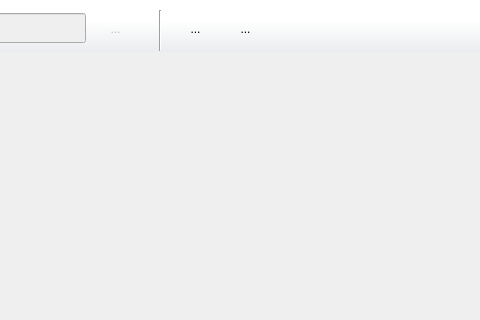
Old version of the form DrillPluginInformationReader/Source/MainModule/drillplugininformationreader.ui in the repository DrillUp/DrillPluginInformationReader; both pictures show x 185 to 665 and y 0 to 320 of the 1080 by 660 pixel window.
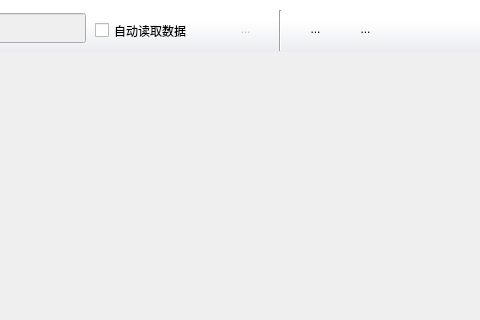
New version of the form. Icons and pictures are not drawn.

The edit to the form file:
```diff
--- a/DrillPluginInformationReader/Source/MainModule/drillplugininformationreader.ui
+++ b/DrillPluginInformationReader/Source/MainModule/drillplugininformationreader.ui
@@ -117,7 +117,7 @@
       <widget class="Line" name="line_2">
        <property name="geometry">
         <rect>
-         <x>330</x>
+         <x>450</x>
          <y>10</y>
          <width>31</width>
          <height>41</height>
@@ -130,7 +130,7 @@
       <widget class="QToolButton" name="toolButton_userManual">
        <property name="geometry">
         <rect>
-         <x>360</x>
+         <x>480</x>
          <y>10</y>
          <width>41</width>
          <height>41</height>
@@ -156,7 +156,7 @@
       <widget class="QToolButton" name="toolButton_about">
        <property name="geometry">
         <rect>
-         <x>410</x>
+         <x>530</x>
          <y>10</y>
          <width>41</width>
          <height>41</height>
@@ -198,7 +198,7 @@
        </property>
        <property name="geometry">
         <rect>
-         <x>280</x>
+         <x>410</x>
          <y>10</y>
          <width>41</width>
          <height>41</height>
@@ -221,6 +221,19 @@
         </size>
        </property>
       </widget>
+      <widget class="QCheckBox" name="checkBox_autoLoad">
+       <property name="geometry">
+        <rect>
+         <x>280</x>
+         <y>20</y>
+         <width>121</width>
+         <height>21</height>
+        </rect>
+       </property>
+       <property name="text">
+        <string>自动读取数据</string>
+       </property>
+      </widget>
      </widget>
     </item>
     <item>
```
Left out of the diff: 2 changed lines with no effect on the pictures.
